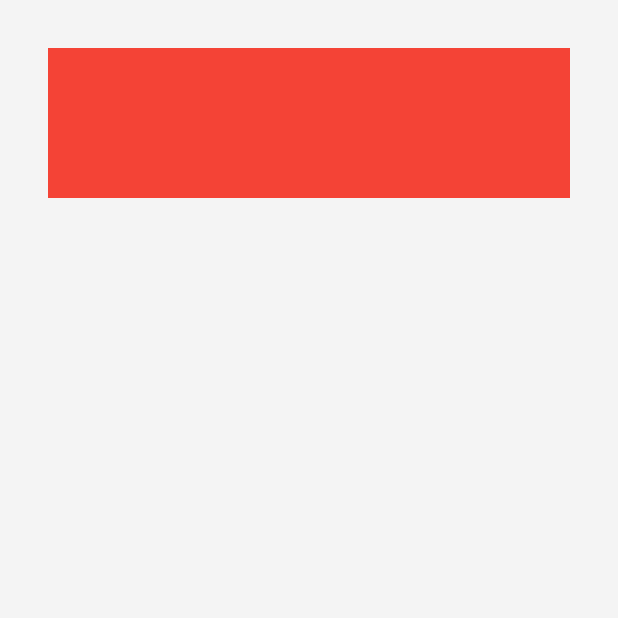
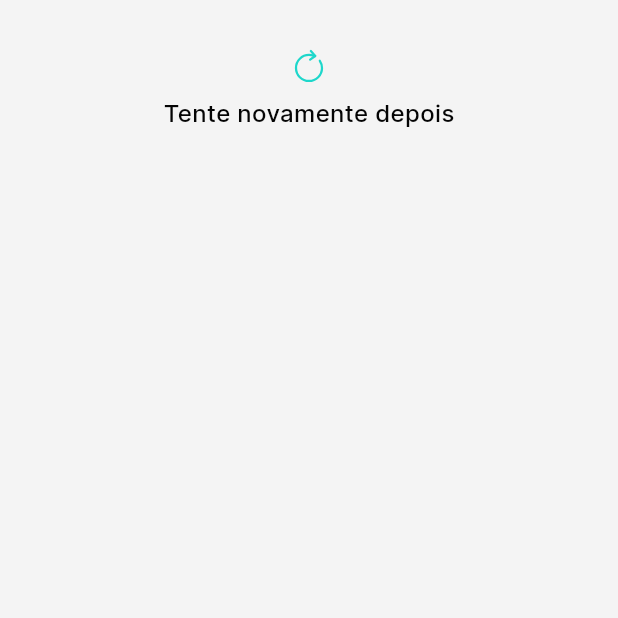
Before and after one commit to CynaraCosta/tcc-mobile, a Flutter app: the screen it shows after launch, on a phone screen of 412 x 824 dp, the top half of it. Run offline on Flutter 3.47's test engine with Material 3 defaults, Android fonts, the phone set to English and light mode, and no system bars; our stand-ins replace dio, equatable, flutter_bloc, flutter_svg, get_it, go_router and 2 more; network calls fail.

Commit message:
add scaffold, new icon and the error widget for the carousel

```diff
--- a/tcc_mobile/lib/app/presentation/home/widgets/explorer_carousel/widgets/explorer_carousel_error_widget.dart
+++ b/tcc_mobile/lib/app/presentation/home/widgets/explorer_carousel/widgets/explorer_carousel_error_widget.dart
@@ -1,4 +1,5 @@
 import 'package:flutter/material.dart';
+import 'package:tcc_mobile/soma/soma.dart';
 
 class ExplorerCarouselErrorWidget extends StatelessWidget {
   const ExplorerCarouselErrorWidget({
@@ -10,10 +11,24 @@ class ExplorerCarouselErrorWidget extends StatelessWidget {
 
   @override
   Widget build(BuildContext context) {
-    return Container(
-      color: Colors.red,
-      width: 100,
-      height: 100,
+    final tokens = SomaTheme.getDesignTokensOf(context);
+
+    return Column(
+      mainAxisSize: MainAxisSize.min,
+      children: [
+        SomaIcon(
+          type: SomaIconType.rotateRight,
+          color: tokens.colors.brand.brand,
+          size: SomaIconSize.md,
+        ),
+        SizedBox(
+          height: tokens.spacings.inline.xxs,
+        ),
+        const SomaText(
+          text: 'Tente novamente depois',
+          type: SomaTypographyType.title3,
+        ),
+      ],
     );
   }
 }
--- a/tcc_mobile/lib/gen/assets.gen.dart
+++ b/tcc_mobile/lib/gen/assets.gen.dart
@@ -48,8 +48,11 @@ class $AssetsIconsGen {
   /// File path: assets/icons/message.svg
   String get message => 'assets/icons/message.svg';
 
+  /// File path: assets/icons/rotate-right.svg
+  String get rotateRight => 'assets/icons/rotate-right.svg';
+
   /// List of all assets
-  List<String> get values => [gallery, message];
+  List<String> get values => [gallery, message, rotateRight];
 }
 
 class $AssetsImagesGen {
--- a/tcc_mobile/lib/soma/src/core/base/support/icon_enum.dart
+++ b/tcc_mobile/lib/soma/src/core/base/support/icon_enum.dart
@@ -2,7 +2,8 @@ import 'package:tcc_mobile/soma/src/core/base/support/icons_string.dart';
 
 enum SomaIconType {
   message(SomaIconsStrings.message),
-  gallery(SomaIconsStrings.gallery);
+  gallery(SomaIconsStrings.gallery),
+  rotateRight(SomaIconsStrings.rotateRight);
 
   const SomaIconType(this.value);
 
@@ -12,8 +13,10 @@ enum SomaIconType {
 enum SomaIconSize {
   /// 16 x 16
   sm(16),
+
   /// 24 x 24
   md(24),
+
   /// 32 x 32
   lg(32);
 
--- a/tcc_mobile/lib/soma/src/core/base/support/icons_string.dart
+++ b/tcc_mobile/lib/soma/src/core/base/support/icons_string.dart
@@ -3,4 +3,5 @@ class SomaIconsStrings {
 
   static const String message = 'message';
   static const String gallery = 'gallery';
+  static const String rotateRight = 'rotate-right';
 }
--- a/tcc_mobile/lib/soma/src/core/tokens/support/icons.dart
+++ b/tcc_mobile/lib/soma/src/core/tokens/support/icons.dart
@@ -4,9 +4,11 @@ abstract class SomaIcons {
   SomaIcons({
     required this.message,
     required this.gallery,
+    required this.rotateRight,
   });
 
   final String message;
   final String gallery;
+  final String rotateRight;
   String getIconPath({SomaIconType? icon, String? iconName});
 }
```
Also changed, not shown: tcc_mobile/lib/page_routes.dart (+10 -5 lines), tcc_mobile/lib/soma/src/core/base/support/icons.dart (+7 -0 lines), tcc_mobile/assets/icons/rotate-right.svg (added).
